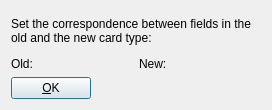
The window that mnemosyne/mnemosyne/pyqt_ui/convert_card_type_fields_dlg.ui (vasvlad/pomni) describes before a commit, drawn with Qt 5.
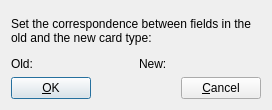
The same window after the commit.

Commit message: Card type conversion.

```diff
--- a/mnemosyne/mnemosyne/pyqt_ui/convert_card_type_fields_dlg.ui
+++ b/mnemosyne/mnemosyne/pyqt_ui/convert_card_type_fields_dlg.ui
@@ -86,6 +86,13 @@
          </property>
         </spacer>
        </item>
+       <item>
+        <widget class="QPushButton" name="cancel_button" >
+         <property name="text" >
+          <string>&amp;Cancel</string>
+         </property>
+        </widget>
+       </item>
       </layout>
      </item>
     </layout>
```
Left out of the diff: 16 changed lines with no effect on the pictures. The commit also changes 6 other files.
